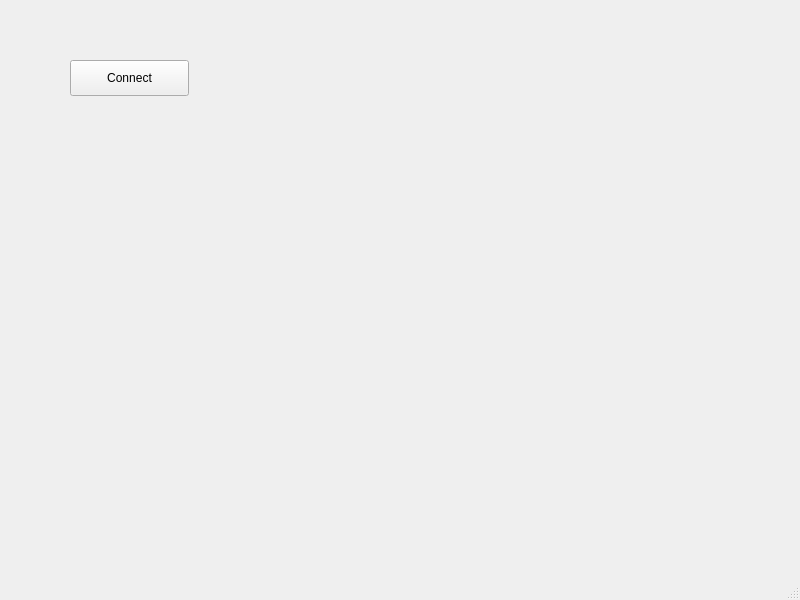
Old version of the form pyside/pos/form.ui in the repository mestizosdev/pos_xml_rpc.
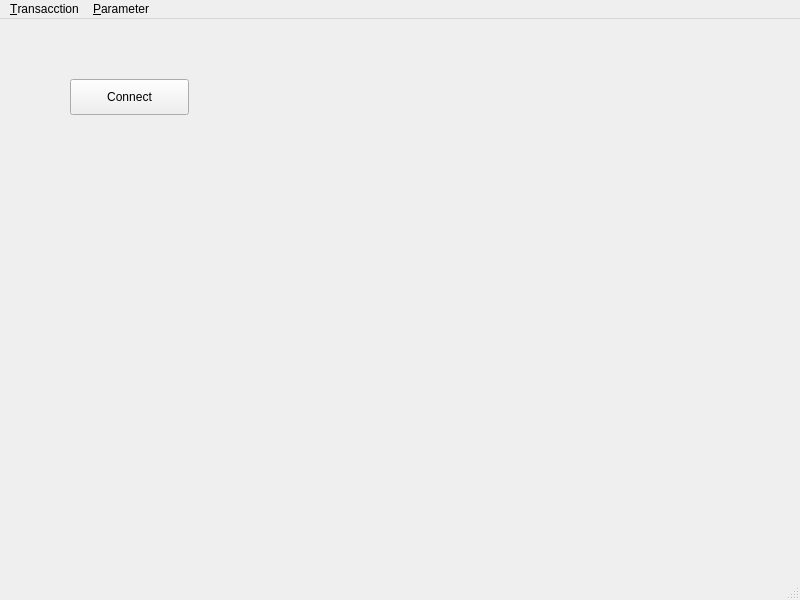
New version of the form.

Diff of the .ui file:
```diff
--- a/pyside/pos/form.ui
+++ b/pyside/pos/form.ui
@@ -37,6 +37,20 @@
      <height>33</height>
     </rect>
    </property>
+   <widget class="QMenu" name="menuTransacction">
+    <property name="title">
+     <string>&amp;Transacction</string>
+    </property>
+    <addaction name="actionPoint_of_Sale"/>
+   </widget>
+   <widget class="QMenu" name="menuParameter">
+    <property name="title">
+     <string>&amp;Parameter</string>
+    </property>
+    <addaction name="actionPrinter"/>
+   </widget>
+   <addaction name="menuTransacction"/>
+   <addaction name="menuParameter"/>
   </widget>
   <widget class="QStatusBar" name="statusbar"/>
  </widget>
```
Left out of the diff: 10 changed lines with no effect on the pictures.
